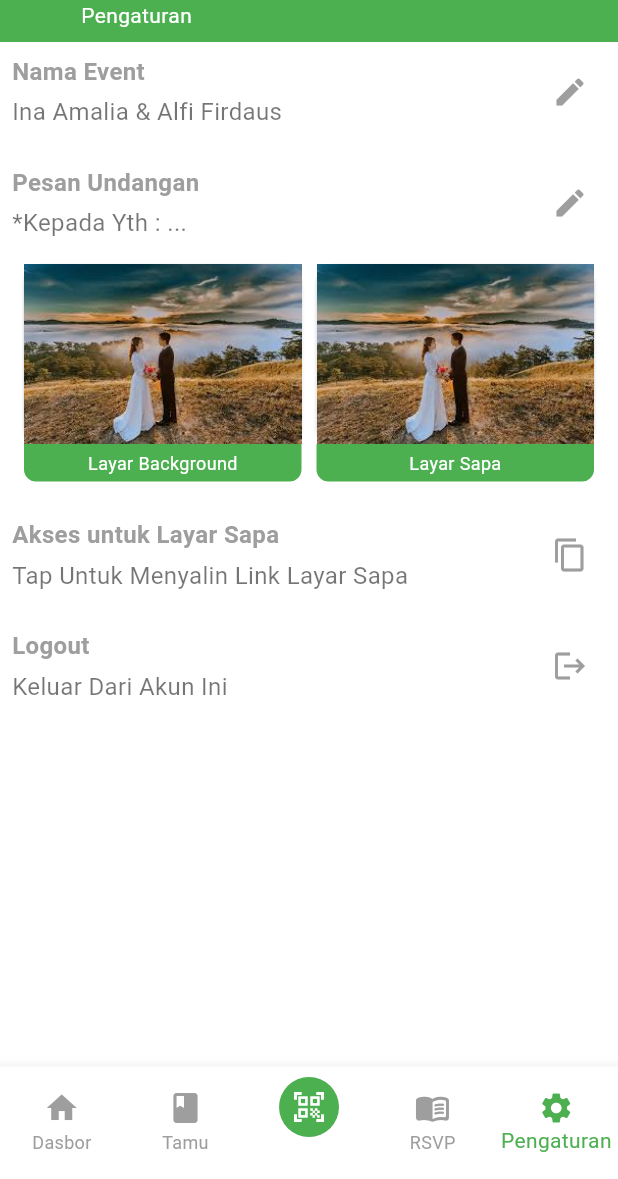
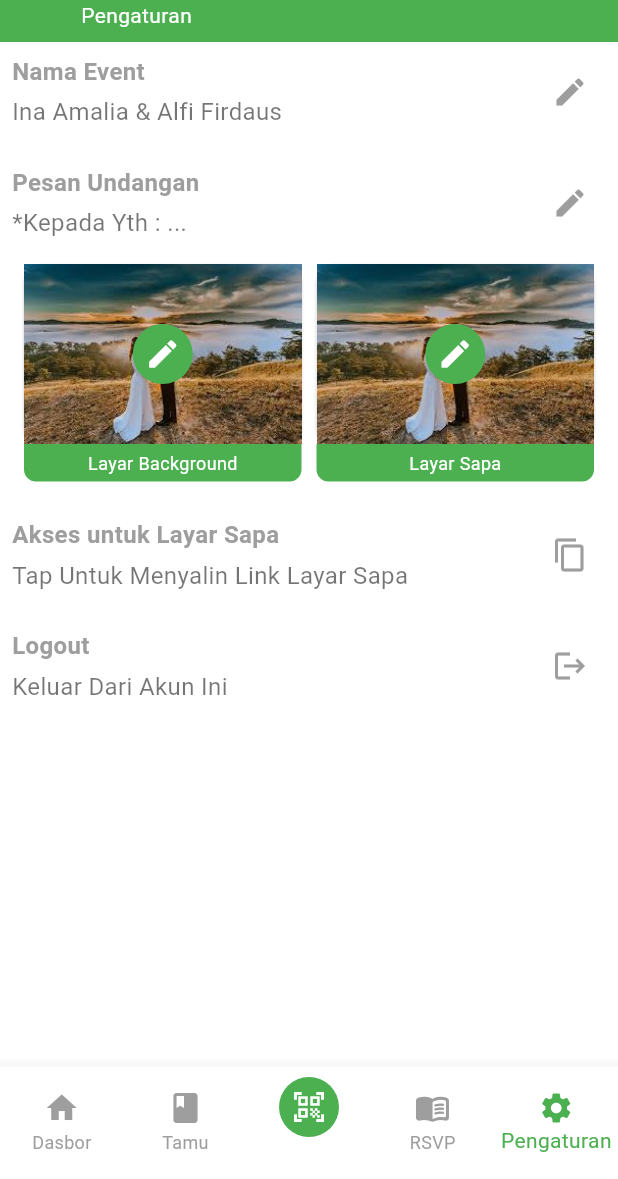
Before and after one commit to makananku/last_invitation, a Flutter app: the SettingScreen screen opened by its route, on a phone screen of 412 x 824 dp, the part 57-1236 px from its top. Run offline on Flutter 3.47's test engine with Material 3 defaults, Android fonts, the phone set to English and light mode, and no system bars.

Commit message:
fitur edit gambar

```diff
--- a/lib/screen/setting_screen.dart
+++ b/lib/screen/setting_screen.dart
@@ -193,11 +193,13 @@ class _SettingScreenState extends State<SettingScreen> {
                                   title: Text(
                                     'Konfirmasi Logout',
                                     style: AppConstants.subtitleStyle.copyWith(
+                                      color: AppConstants.accentColor,
                                     ),
                                   ),
                                   content: Text(
                                     'Apakah Anda yakin ingin logout?',
                                     style: AppConstants.bodyStyle.copyWith(
+                                      color: AppConstants.accentColor,
                                     ),
                                   ),
                                   actions: [
@@ -258,6 +260,9 @@ class _SettingScreenState extends State<SettingScreen> {
   }) {
     return Column(
       children: [
+        Stack(
+          alignment: Alignment.center,
+          children: [
             Card(
               margin: EdgeInsets.zero,
               elevation: 1,
@@ -267,6 +272,19 @@ class _SettingScreenState extends State<SettingScreen> {
                 height: 120,
                 fit: BoxFit.cover,
               ),
+            ),
+            Positioned(
+              child: CircleAvatar(
+                backgroundColor: AppConstants.primaryColor,
+                radius: 20,
+                child: IconButton(
+                  icon: const Icon(Icons.edit, color: Colors.white),
+                  onPressed: () {
+                  },
+                ),
+              ),
+            ),
+          ],
         ),
         Container(
           width: 185,
```
Lines whose indentation alone changed are shown as unchanged.
